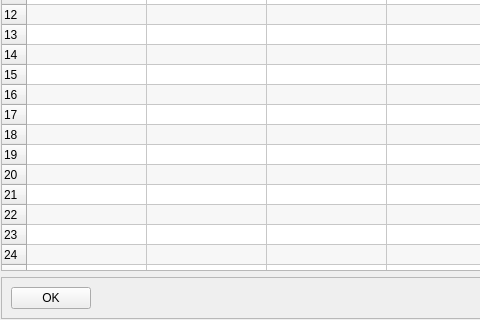
The window that SEEL_Apps/utilityApps/templates/aboutDevice.ui (jithinbp/SEELablet-apps) describes before a commit, drawn with Qt 5; both pictures show x 0 to 480 and y 235 to 555 of the 878 by 555 pixel window.
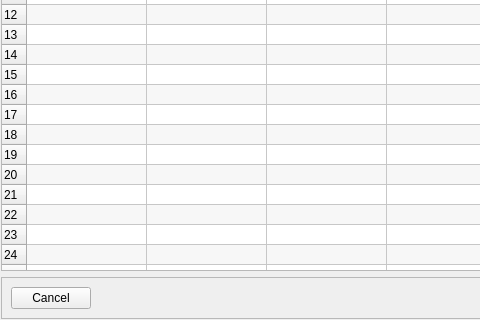
The same window after the commit.

```diff
--- a/SEEL_Apps/utilityApps/templates/aboutDevice.ui
+++ b/SEEL_Apps/utilityApps/templates/aboutDevice.ui
@@ -176,7 +176,7 @@
        <item>
         <widget class="QPushButton" name="pushButton">
          <property name="text">
-          <string>OK</string>
+          <string>Cancel</string>
          </property>
         </widget>
        </item>
```
